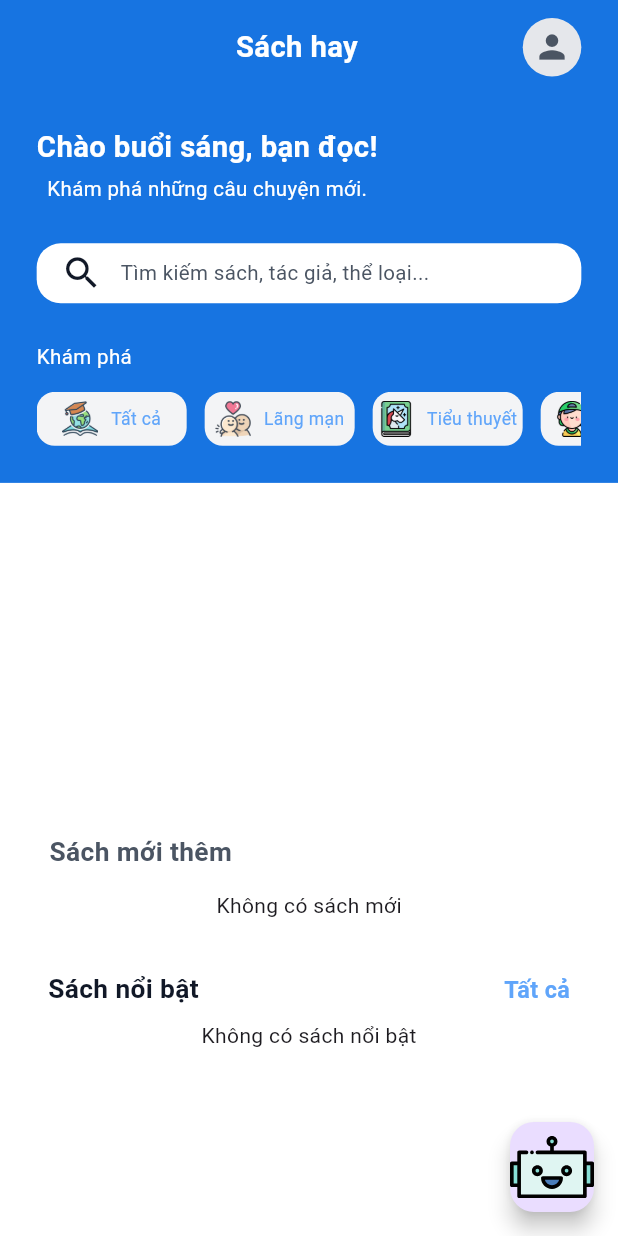
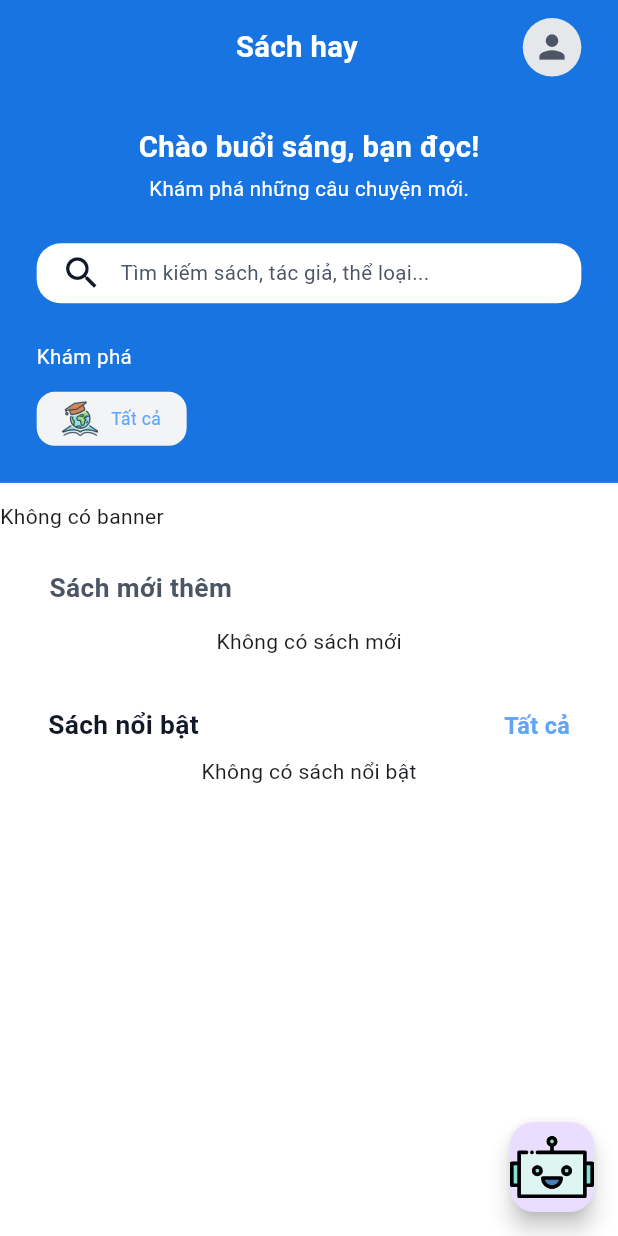
Before and after one commit to phuowqky/sach_hay, a Flutter app: the HomeScreen screen opened by its route, on a phone screen of 412 x 824 dp. Run offline on Flutter 3.47's test engine with Material 3 defaults, Android fonts, the phone set to English and light mode, and no system bars; our stand-ins replace dio, flutter_screenutil, flutter_svg, flutter_tts, fluttertoast, freezed_annotation and 8 more; missing offline and left inert: curl_logger_dio_interceptor, epub_kit; accounts and stored records are empty; generated files the repository leaves out were written again; network calls fail; project files that could hold a hidden picture were left out.

```diff
--- a/lib/view/screens/home_screen.dart
+++ b/lib/view/screens/home_screen.dart
@@ -613,7 +613,7 @@ import '../widget/category_item.dart';
 
 class HomeScreen extends StatelessWidget {
   static const String homeScreen = '/home_screen';
-  HomeScreen({Key? key}) : super(key: key);
+  HomeScreen({super.key});
   final controller = Get.put(HomeController());
   final PageController _pageController = PageController();
   final List<Map<String, dynamic>> categories = [
@@ -622,31 +622,31 @@ class HomeScreen extends StatelessWidget {
       'label': 'Tất cả',
       'route': '/bookscreen'
     },
-    {
-      'icon': 'assets/images/in-love.png',
-      'label': 'Lãng mạn',
-      'route': '/romance'
-    },
-    {
-      'icon': 'assets/images/fairytale.png',
-      'label': 'Tiểu thuyết',
-      'route': '/novel'
-    },
-    {
-      'icon': 'assets/images/boy.png',
-      'label': 'Thiếu nhi',
-      'route': '/children'
-    },
-    {
-      'icon': 'assets/images/science.png',
-      'label': 'Khoa học',
-      'route': '/science'
-    },
-    {
-      'icon': 'assets/images/education.png',
-      'label': 'Giáo dục',
-      'route': '/education'
-    },
+    // {
+    //   'icon': 'assets/images/in-love.png',
+    //   'label': 'Lãng mạn',
+    //   'route': '/romance'
+    // },
+    // {
+    //   'icon': 'assets/images/fairytale.png',
+    //   'label': 'Tiểu thuyết',
+    //   'route': '/novel'
+    // },
+    // {
+    //   'icon': 'assets/images/boy.png',
+    //   'label': 'Thiếu nhi',
+    //   'route': '/children'
+    // },
+    // {
+    //   'icon': 'assets/images/science.png',
+    //   'label': 'Khoa học',
+    //   'route': '/science'
+    // },
+    // {
+    //   'icon': 'assets/images/education.png',
+    //   'label': 'Giáo dục',
+    //   'route': '/education'
+    // },
   ];
 
   @override
@@ -696,7 +696,7 @@ class HomeScreen extends StatelessWidget {
                         SizedBox(
                           height: AppSizes.space32,
                         ),
-                        Container(
+                        Center(
                           child: Column(
                             mainAxisAlignment: MainAxisAlignment.start,
                             children: [
@@ -720,7 +720,6 @@ class HomeScreen extends StatelessWidget {
                         // Dòng chào buổi sáng
                         GestureDetector(
                           onTap: () => context.push('/search'),
-                          child: Container(
                           child: Center(
                             child: Stack(
                                 alignment: Alignment
@@ -751,7 +750,6 @@ class HomeScreen extends StatelessWidget {
                                     ),
                                   ),
                                 ]),
-                            ),
                           ),
                         ),
                         SizedBox(height: AppSizes.space24),
@@ -793,6 +791,9 @@ class HomeScreen extends StatelessWidget {
               if (controller.isLoading.value) {
                 return const Center(child: CircularProgressIndicator());
               }
+              if (controller.banners.isEmpty) {
+                return const Text("Không có banner"); // hoặc shimmer/loading
+              }
               return Center(
                 child: Column(
                   children: [
@@ -822,7 +823,9 @@ class HomeScreen extends StatelessWidget {
                               })),
                     ),
                     const SizedBox(height: 12),
-                    SmoothPageIndicator(
+                    SizedBox(
+                      height: 20,
+                      child: SmoothPageIndicator(
                         controller: _pageController,
                         count: controller.banners.length,
                         effect: WormEffect(
@@ -831,6 +834,7 @@ class HomeScreen extends StatelessWidget {
                           dotHeight: 8,
                           dotWidth: 8,
                           spacing: 6,
+                        ),
                       ),
                     ),
                   ],
@@ -1041,7 +1045,7 @@ class HomeScreen extends StatelessWidget {
 
             // Khám phá thể loại
             Container(
-              margin: EdgeInsets.symmetric(horizontal: 16),
+              margin: const EdgeInsets.symmetric(horizontal: 16),
               child: Padding(
                 padding: EdgeInsets.symmetric(horizontal: AppSizes.space16),
                 child: Text(
@@ -1131,7 +1135,7 @@ class HomeScreen extends StatelessWidget {
                         //   ),
                         // ),
                         child: Container(
-                          margin: EdgeInsets.symmetric(
+                          margin: const EdgeInsets.symmetric(
                               horizontal: 6), // Giảm từ 8 xuống 6
                           decoration: BoxDecoration(
                             color: AppColors.white,
@@ -1197,7 +1201,7 @@ class HomeScreen extends StatelessWidget {
             SizedBox(height: AppSizes.space32),
             // Sách nổi bật
             Container(
-              margin: EdgeInsets.symmetric(horizontal: 16),
+              margin: const EdgeInsets.symmetric(horizontal: 16),
               child: Padding(
                 padding: const EdgeInsets.symmetric(horizontal: 16),
                 child: Row(
@@ -1226,7 +1230,7 @@ class HomeScreen extends StatelessWidget {
                 return const Center(child: Text('Không có sách nổi bật'));
               }
               return Container(
-                margin: EdgeInsets.symmetric(horizontal: 16),
+                margin: const EdgeInsets.symmetric(horizontal: 16),
                 child: SizedBox(
                   height: 150.h,
                   child: ListView.builder(
@@ -1242,9 +1246,9 @@ class HomeScreen extends StatelessWidget {
                           context.push('/book_details_screen');
                         },
                         child: Container(
-                          margin: EdgeInsets.only(right: 12),
+                          margin: const EdgeInsets.only(right: 12),
                           decoration: BoxDecoration(
-                            color: Color(0xFFE3F2FD),
+                            color: const Color(0xFFE3F2FD),
                             borderRadius: BorderRadius.circular(12),
                           ),
                           padding: const EdgeInsets.all(14),
@@ -1315,7 +1319,7 @@ class HomeScreen extends StatelessWidget {
                                           book.averageRating
                                                   ?.toStringAsFixed(1) ??
                                               '0.0',
-                                          style: TextStyle(
+                                          style: const TextStyle(
                                             fontSize: 14,
                                             fontWeight: FontWeight.bold,
                                             color: Colors.black,
--- a/lib/view/screens/login_screen.dart
+++ b/lib/view/screens/login_screen.dart
@@ -62,8 +62,8 @@ class _LoginScreenState extends State<LoginScreen> {
         return LoadingOverlay(
           isLoading: controller.isLoading.value,
           // successText: controller.successText.value,
-          // isSuccess: controller.isSuccess.value,
-          // statusText: controller.successText.value,
+          isSuccess: controller.isSuccess.value,
+          statusText: controller.successText.value,
           loadingText: "Đang đăng nhập...",
 
           child: SafeArea(
--- a/lib/view/screens/search_screen.dart
+++ b/lib/view/screens/search_screen.dart
@@ -18,7 +18,10 @@ class SearchScreen extends StatelessWidget {
       appBar: AppBar(
         backgroundColor: AppColors.primary,
         elevation: 0,
-        title: const Text("Tìm kiếm sách"),
+        title: Text(
+          "Tìm kiếm sách", style: AppTextStyles.h6,
+
+        ),
       ),
       body: Column(
         children: [
--- a/pubspec.yaml
+++ b/pubspec.yaml
@@ -16,7 +16,7 @@ publish_to: 'none' # Remove this line if you wish to publish to pub.dev
 # https://developer.apple.com/library/archive/documentation/General/Reference/InfoPlistKeyReference/Articles/CoreFoundationKeys.html
 # In Windows, build-name is used as the major, minor, and patch parts
 # of the product and file versions while build-number is used as the build suffix.
-version: 1.0.0+1
+version: 1.1.2+11
 
 environment:
   sdk: ^3.5.4
```
Also changed, not shown: lib/controllers/content_book_controller.dart (+17 -1 lines), lib/core/util/constan.dart (+2 -3 lines), lib/view/screens/book_details_screen.dart (+21 -20 lines), lib/view/widget/loading_overlay_widget.dart (+45 -8 lines), 4 other files. Lines whose indentation alone changed are shown as unchanged.
